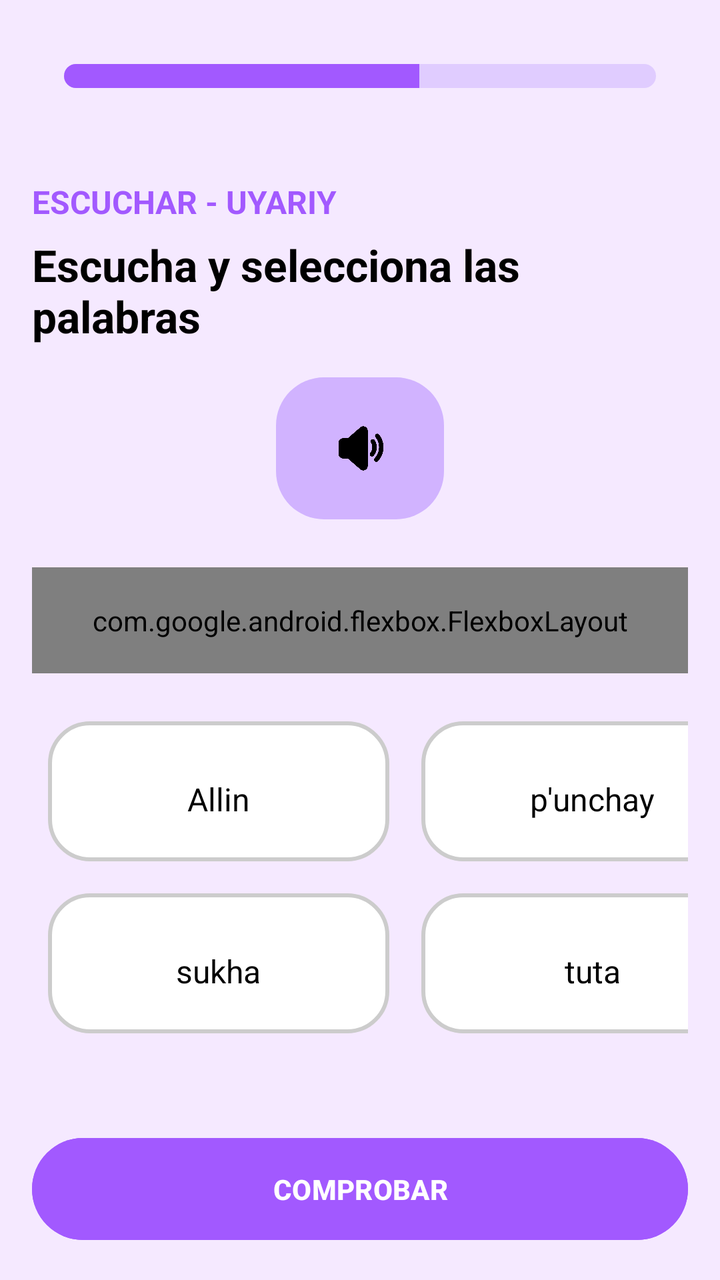
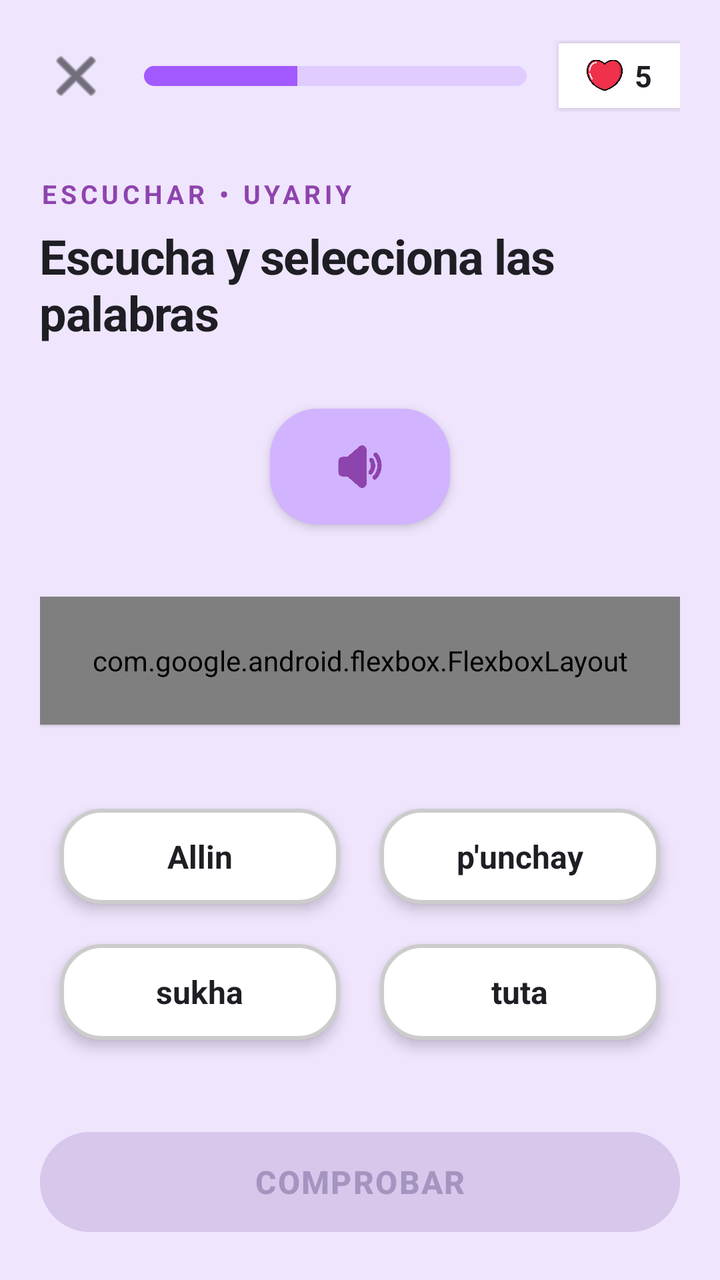

The first picture is an Android layout as it rendered before a commit; the second is the same layout after the commit. The layout source and the unified diff follow.
<!-- AndroidManifest.xml: application theme Theme.PAQU -->
<!-- res/layout/activity_ejercicio2.xml -->
<?xml version="1.0" encoding="utf-8"?>
<RelativeLayout xmlns:android="http://schemas.android.com/apk/res/android"
    android:layout_width="match_parent"
    android:layout_height="match_parent"
    xmlns:app="http://schemas.android.com/apk/res-auto"
    android:background="#F5E9FF"> 


    <LinearLayout
        android:layout_width="match_parent"
        android:layout_height="match_parent"
        android:orientation="vertical"
        android:padding="16dp">

        <LinearLayout
            android:layout_width="match_parent"
            android:layout_height="74dp"
            android:orientation="horizontal"
            android:padding="16dp">

            

            
            <ProgressBar
                android:id="@+id/progressBar"
                style="?android:attr/progressBarStyleHorizontal"
                android:layout_width="296dp"
                android:layout_height="12dp"
                android:layout_marginBottom="16dp"
                android:max="100"
                android:progress="60"
                android:progressDrawable="@drawable/progress_bar_lila" />

            <LinearLayout
                android:layout_width="34dp"
                android:layout_height="46dp"
                android:gravity="center"
                android:orientation="vertical">

                <ImageView
                    android:layout_width="24dp"
                    android:layout_height="24dp"
                    android:contentDescription="Vidas"
                    android:src="@drawable/corazonicon" />

                <TextView
                    android:id="@+id/livesCount"
                    android:layout_width="wrap_content"
                    android:layout_height="wrap_content"
                    android:layout_marginStart="4dp"
                    android:text="5"
                    android:textColor="@color/black"
                    android:textSize="16sp" />

            </LinearLayout>
        </LinearLayout>

        
        <TextView
            android:layout_width="wrap_content"
            android:layout_height="wrap_content"
            android:text="ESCUCHAR - UYARIY"
            android:textColor="#A259FF"
            android:textSize="16sp"
            android:textStyle="bold"
            android:layout_marginBottom="6dp" />

        
        <TextView
            android:layout_width="wrap_content"
            android:layout_height="wrap_content"
            android:text="Escucha y selecciona las palabras"
            android:textColor="#000000"
            android:textSize="22sp"
            android:textStyle="bold"
            android:layout_marginBottom="16dp" />

        
        <LinearLayout
            android:id="@+id/audioButton"
            android:layout_width="84dp"
            android:layout_height="71dp"
            android:layout_gravity="center"
            android:layout_marginBottom="24dp"
            android:background="@drawable/audio_button_bg"
            android:gravity="center_vertical"
            android:orientation="horizontal"
            android:padding="12dp">

            <ImageView
                android:layout_width="61dp"
                android:layout_height="27dp"
                android:src="@drawable/ic_audio" />


        </LinearLayout>

        
        <com.google.android.flexbox.FlexboxLayout
            android:id="@+id/oracionContainer"
            android:layout_width="match_parent"
            android:layout_height="53dp"
            android:layout_marginBottom="16dp"
            android:padding="8dp"
            android:background="@color/moradit"
            app:alignItems="center"
            app:flexWrap="wrap"
            app:justifyContent="flex_start" />


        
        <GridLayout
            android:id="@+id/optionsGrid"
            android:layout_width="374dp"
            android:layout_height="200dp"
            android:layout_marginBottom="16dp"
            android:layout_weight="1"
            android:columnCount="2"
            android:rowCount="2">

            
            <LinearLayout
                android:id="@+id/opcion1"
                android:layout_width="1dp"
                android:layout_height="70dp"
                android:layout_columnWeight="1"
                android:layout_margin="8dp"
                android:background="@drawable/option_background"
                android:clickable="true"
                android:focusable="true"
                android:gravity="center"
                android:orientation="vertical">


                <TextView
                    android:id="@+id/tvOpcion1"
                    android:layout_width="wrap_content"
                    android:layout_height="wrap_content"
                    android:layout_marginTop="8dp"
                    android:text="Allin"
                    android:textColor="#000000"
                    android:textSize="16sp" />
            </LinearLayout>

            
            <LinearLayout
                android:id="@+id/opcion2"
                android:layout_width="2dp"
                android:layout_height="70dp"
                android:layout_columnWeight="1"
                android:layout_margin="8dp"
                android:background="@drawable/option_background"
                android:clickable="true"
                android:focusable="true"
                android:gravity="center"
                android:orientation="vertical">


                <TextView
                    android:id="@+id/tvOpcion2"
                    android:layout_width="wrap_content"
                    android:layout_height="wrap_content"
                    android:layout_marginTop="8dp"
                    android:text="p'unchay"
                    android:textColor="#000000"
                    android:textSize="16sp" />
            </LinearLayout>

            
            <LinearLayout
                android:id="@+id/opcion3"
                android:layout_width="4dp"
                android:layout_height="70dp"
                android:layout_columnWeight="1"
                android:layout_margin="8dp"
                android:background="@drawable/option_background"
                android:clickable="true"
                android:focusable="true"
                android:gravity="center"
                android:orientation="vertical">


                <TextView
                    android:id="@+id/tvOpcion3"
                    android:layout_width="wrap_content"
                    android:layout_height="wrap_content"
                    android:layout_marginTop="8dp"
                    android:text="sukha"
                    android:textColor="#000000"
                    android:textSize="16sp" />
            </LinearLayout>

            
            <LinearLayout
                android:id="@+id/opcion4"
                android:layout_width="5dp"
                android:layout_height="70dp"
                android:layout_columnWeight="1"
                android:layout_margin="8dp"
                android:background="@drawable/option_background"
                android:clickable="true"
                android:focusable="true"
                android:gravity="center"
                android:orientation="vertical">


                <TextView
                    android:id="@+id/tvOpcion4"
                    android:layout_width="wrap_content"
                    android:layout_height="wrap_content"
                    android:layout_marginTop="8dp"
                    android:text="tuta"
                    android:textColor="#000000"
                    android:textSize="16sp" />
            </LinearLayout>
        </GridLayout>




        <Button
            android:id="@+id/checkButton"
            android:layout_width="match_parent"
            android:layout_height="wrap_content"
            android:text="COMPROBAR"
            android:enabled="false"
            android:backgroundTint="#A259FF"
            android:textColor="#FFFFFF"
            android:textStyle="bold"
            android:textAllCaps="false"
            android:padding="16dp" />
    </LinearLayout>
</RelativeLayout>
<!-- resources referenced by this layout -->
<resources>
  <color name="black">#FF000000</color>
  <color name="moradit">#D7CDFB</color>
  <!-- drawable audio_button_bg (drawable) -->
  <shape xmlns:android="http://schemas.android.com/apk/res/android" android:shape="rectangle">
      <solid android:color="#D1B3FF"/> 
      <corners android:radius="24dp"/>
      <padding android:left="12dp" android:top="8dp" android:right="12dp" android:bottom="8dp"/>
  </shape>
  <!-- drawable corazonicon: png bitmap (drawable, 26331 bytes) -->
  <!-- drawable ic_audio: png bitmap (drawable, 10407 bytes) -->
  <!-- drawable option_background (drawable) -->
  <?xml version="1.0" encoding="utf-8"?>
  <selector xmlns:android="http://schemas.android.com/apk/res/android">
  
      
      <item android:state_selected="true">
          <shape android:shape="rectangle">
              <solid android:color="#D1B3FF" /> 
              <stroke android:width="3dp" android:color="#A259FF" /> 
              <corners android:radius="20dp" />
          </shape>
      </item>
  
      
      <item>
          <shape android:shape="rectangle">
              <solid android:color="#FFFFFF" />
              <stroke android:width="2dp" android:color="#CCCCCC" /> 
              <corners android:radius="20dp" />
          </shape>
      </item>
  </selector>
  <!-- drawable progress_bar_lila (drawable) -->
  <?xml version="1.0" encoding="utf-8"?>
  <layer-list xmlns:android="http://schemas.android.com/apk/res/android">
      
      <item android:id="@android:id/background">
          <shape>
              <corners android:radius="6dp" />
              <solid android:color="#E0CCFF" /> 
          </shape>
      </item>
  
      
      <item android:id="@android:id/progress">
          <clip>
              <shape>
                  <corners android:radius="6dp" />
                  <solid android:color="#A259FF" /> 
              </shape>
          </clip>
      </item>
  </layer-list>
  <style name="Theme.PAQU" parent="Base.Theme.PAQU" />
  <style name="Base.Theme.PAQU" parent="Theme.Material3.DayNight.NoActionBar">
          
          
      </style>
</resources>

<!-- the commit's change to res/layout/activity_ejercicio2.xml (unified diff, before → after) -->
@@ -1,45 +1,61 @@
 <?xml version="1.0" encoding="utf-8"?>
 <RelativeLayout xmlns:android="http://schemas.android.com/apk/res/android"
+    xmlns:app="http://schemas.android.com/apk/res-auto"
     android:layout_width="match_parent"
     android:layout_height="match_parent"
-    xmlns:app="http://schemas.android.com/apk/res-auto"
-    android:background="#F5E9FF"> 
-
+    android:background="#EFE5FD"> 
 
     <LinearLayout
         android:layout_width="match_parent"
         android:layout_height="match_parent"
         android:orientation="vertical"
-        android:padding="16dp">
-
+        android:padding="20dp">
+
+        
         <LinearLayout
             android:layout_width="match_parent"
-            android:layout_height="74dp"
+            android:layout_height="wrap_content"
+            android:gravity="center_vertical"
             android:orientation="horizontal"
-            android:padding="16dp">
-
-            
+            android:layout_marginBottom="32dp">
+
+            
+            <ImageButton
+                android:id="@+id/btnBackToMenu"
+                android:layout_width="36dp"
+                android:layout_height="36dp"
+                android:background="?android:attr/selectableItemBackgroundBorderless"
+                android:contentDescription="Regresar al menú"
+                android:src="@android:drawable/ic_menu_close_clear_cancel"
+                app:tint="#1E1E24" />
 
             
             <ProgressBar
                 android:id="@+id/progressBar"
                 style="?android:attr/progressBarStyleHorizontal"
-                android:layout_width="296dp"
-                android:layout_height="12dp"
-                android:layout_marginBottom="16dp"
+                android:layout_width="0dp"
+                android:layout_height="10dp"
+                android:layout_weight="1"
+                android:layout_marginStart="16dp"
+                android:layout_marginEnd="16dp"
                 android:max="100"
-                android:progress="60"
+                android:progress="40"
                 android:progressDrawable="@drawable/progress_bar_lila" />
 
-            <LinearLayout
-                android:layout_width="34dp"
-                android:layout_height="46dp"
-                android:gravity="center"
-                android:orientation="vertical">
+            
+            <LinearLayout
+                android:layout_width="wrap_content"
+                android:layout_height="wrap_content"
+                android:gravity="center"
+                android:orientation="horizontal"
+                android:background="#FFFFFF"
+                android:paddingHorizontal="14dp"
+                android:paddingVertical="6dp"
+                android:elevation="3dp">
 
                 <ImageView
-                    android:layout_width="24dp"
-                    android:layout_height="24dp"
+                    android:layout_width="18dp"
+                    android:layout_height="18dp"
                     android:contentDescription="Vidas"
                     android:src="@drawable/corazonicon" />
 
@@ -47,11 +63,11 @@
                     android:id="@+id/livesCount"
                     android:layout_width="wrap_content"
                     android:layout_height="wrap_content"
-                    android:layout_marginStart="4dp"
+                    android:layout_marginStart="6dp"
                     android:text="5"
-                    android:textColor="@color/black"
-                    android:textSize="16sp" />
-
+                    android:textColor="#1E1E24"
+                    android:textSize="15sp"
+                    android:textStyle="bold" />
             </LinearLayout>
         </LinearLayout>
 
@@ -59,61 +75,65 @@
         <TextView
             android:layout_width="wrap_content"
             android:layout_height="wrap_content"
-            android:text="ESCUCHAR - UYARIY"
-            android:textColor="#A259FF"
-            android:textSize="16sp"
+            android:layout_marginBottom="6dp"
+            android:text="ESCUCHAR • UYARIY"
+            android:textColor="#8E44AD"
+            android:textSize="13sp"
             android:textStyle="bold"
-            android:layout_marginBottom="6dp" />
-
-        
+            android:letterSpacing="0.15" />
+
         <TextView
             android:layout_width="wrap_content"
             android:layout_height="wrap_content"
             android:text="Escucha y selecciona las palabras"
-            android:textColor="#000000"
-            android:textSize="22sp"
+            android:textColor="#1E1E24"
+            android:textSize="24sp"
             android:textStyle="bold"
-            android:layout_marginBottom="16dp" />
+            android:letterSpacing="-0.02"
+            android:layout_marginBottom="32dp" />
 
         
         <LinearLayout
             android:id="@+id/audioButton"
-            android:layout_width="84dp"
-            android:layout_height="71dp"
+            android:layout_width="wrap_content"
+            android:layout_height="wrap_content"
+            android:paddingHorizontal="32dp"
+            android:paddingVertical="16dp"
             android:layout_gravity="center"
-            android:layout_marginBottom="24dp"
             android:background="@drawable/audio_button_bg"
-            android:gravity="center_vertical"
+            android:clickable="true"
+            android:focusable="true"
+            android:elevation="3dp"
             android:orientation="horizontal"
-            android:padding="12dp">
+            android:gravity="center"
+            android:layout_marginBottom="36dp">
 
             <ImageView
-                android:layout_width="61dp"
-                android:layout_height="27dp"
-                android:src="@drawable/ic_audio" />
-
-
+                android:layout_width="26dp"
+                android:layout_height="26dp"
+                android:src="@drawable/ic_audio"
+                app:tint="#8E44AD" />
         </LinearLayout>
 
         
         <com.google.android.flexbox.FlexboxLayout
             android:id="@+id/oracionContainer"
             android:layout_width="match_parent"
-            android:layout_height="53dp"
-            android:layout_marginBottom="16dp"
+            android:layout_height="64dp"
+            android:layout_marginBottom="32dp"
             android:padding="8dp"
-            android:background="@color/moradit"
+            android:background="@drawable/audio_button_bg"
+            android:elevation="1dp"
             app:alignItems="center"
             app:flexWrap="wrap"
             app:justifyContent="flex_start" />
 
-
         
         <GridLayout
             android:id="@+id/optionsGrid"
-            android:layout_width="374dp"
-            android:layout_height="200dp"
-            android:layout_marginBottom="16dp"
+            android:layout_width="match_parent"
+            android:layout_height="0dp"
+            android:layout_marginBottom="32dp"
             android:layout_weight="1"
             android:columnCount="2"
             android:rowCount="2">
@@ -121,113 +141,117 @@
             
             <LinearLayout
                 android:id="@+id/opcion1"
-                android:layout_width="1dp"
-                android:layout_height="70dp"
-                android:layout_columnWeight="1"
-                android:layout_margin="8dp"
-                android:background="@drawable/option_background"
-                android:clickable="true"
-                android:focusable="true"
-                android:gravity="center"
-                android:orientation="vertical">
-
+                android:layout_width="0dp"
+                android:layout_height="0dp"
+                android:layout_columnWeight="1"
+                android:layout_rowWeight="1"
+                android:layout_margin="10dp"
+                android:background="@drawable/option_background"
+                android:clickable="true"
+                android:focusable="true"
+                android:gravity="center"
+                android:orientation="vertical"
+                android:elevation="4dp">
 
                 <TextView
                     android:id="@+id/tvOpcion1"
                     android:layout_width="wrap_content"
                     android:layout_height="wrap_content"
-                    android:layout_marginTop="8dp"
                     android:text="Allin"
-                    android:textColor="#000000"
-                    android:textSize="16sp" />
+                    android:textColor="#1E1E24"
+                    android:textSize="16sp"
+                    android:textStyle="bold" />
             </LinearLayout>
 
             
             <LinearLayout
                 android:id="@+id/opcion2"
-                android:layout_width="2dp"
-                android:layout_height="70dp"
-                android:layout_columnWeight="1"
-                android:layout_margin="8dp"
-                android:background="@drawable/option_background"
-                android:clickable="true"
-                android:focusable="true"
-                android:gravity="center"
-                android:orientation="vertical">
-
+                android:layout_width="0dp"
+                android:layout_height="0dp"
+                android:layout_columnWeight="1"
+                android:layout_rowWeight="1"
+                android:layout_margin="10dp"
+                android:background="@drawable/option_background"
+                android:clickable="true"
+                android:focusable="true"
+                android:gravity="center"
+                android:orientation="vertical"
+                android:elevation="4dp">
 
                 <TextView
                     android:id="@+id/tvOpcion2"
                     android:layout_width="wrap_content"
                     android:layout_height="wrap_content"
-                    android:layout_marginTop="8dp"
                     android:text="p'unchay"
-                    android:textColor="#000000"
-                    android:textSize="16sp" />
+                    android:textColor="#1E1E24"
+                    android:textSize="16sp"
+                    android:textStyle="bold" />
             </LinearLayout>
 
             
             <LinearLayout
                 android:id="@+id/opcion3"
-                android:layout_width="4dp"
-                android:layout_height="70dp"
-                android:layout_columnWeight="1"
-                android:layout_margin="8dp"
-                android:background="@drawable/option_background"
-                android:clickable="true"
-                android:focusable="true"
-                android:gravity="center"
-                android:orientation="vertical">
-
+                android:layout_width="0dp"
+                android:layout_height="0dp"
+                android:layout_columnWeight="1"
+                android:layout_rowWeight="1"
+                android:layout_margin="10dp"
+                android:background="@drawable/option_background"
+                android:clickable="true"
+                android:focusable="true"
+                android:gravity="center"
+                android:orientation="vertical"
+                android:elevation="4dp">
 
                 <TextView
                     android:id="@+id/tvOpcion3"
                     android:layout_width="wrap_content"
                     android:layout_height="wrap_content"
-                    android:layout_marginTop="8dp"
                     android:text="sukha"
-                    android:textColor="#000000"
-                    android:textSize="16sp" />
+                    android:textColor="#1E1E24"
+                    android:textSize="16sp"
+                    android:textStyle="bold" />
             </LinearLayout>
 
             
             <LinearLayout
                 android:id="@+id/opcion4"
-                android:layout_width="5dp"
-                android:layout_height="70dp"
-                android:layout_columnWeight="1"
-                android:layout_margin="8dp"
-                android:background="@drawable/option_background"
-                android:clickable="true"
-                android:focusable="true"
-                android:gravity="center"
-                android:orientation="vertical">
-
+                android:layout_width="0dp"
+                android:layout_height="0dp"
+                android:layout_columnWeight="1"
+                android:layout_rowWeight="1"
+                android:layout_margin="10dp"
+                android:background="@drawable/option_background"
+                android:clickable="true"
+                android:focusable="true"
+                android:gravity="center"
+                android:orientation="vertical"
+                android:elevation="4dp">
 
                 <TextView
                     android:id="@+id/tvOpcion4"
                     android:layout_width="wrap_content"
                     android:layout_height="wrap_content"
-                    android:layout_marginTop="8dp"
                     android:text="tuta"
-                    android:textColor="#000000"
-                    android:textSize="16sp" />
+                    android:textColor="#1E1E24"
+                    android:textSize="16sp"
+                    android:textStyle="bold" />
             </LinearLayout>
         </GridLayout>
 
-
-
-
+        
         <Button
             android:id="@+id/checkButton"
             android:layout_width="match_parent"
-            android:layout_height="wrap_content"
+            android:layout_height="58dp"
             android:text="COMPROBAR"
             android:enabled="false"
-            android:backgroundTint="#A259FF"
-            android:textColor="#FFFFFF"
+            android:backgroundTint="#D6C7EB"
+            android:textColor="#A594BF"
             android:textStyle="bold"
+            android:textSize="16sp"
             android:textAllCaps="false"
-            android:padding="16dp" />
+            android:letterSpacing="0.05"
+            android:elevation="4dp" />
     </LinearLayout>
 </RelativeLayout>
<!-- resource entries referenced after the edit -->
@@ -1,7 +1,5 @@
 <!-- resources referenced by this layout -->
 <resources>
-  <color name="black">#FF000000</color>
-  <color name="moradit">#D7CDFB</color>
   <!-- drawable audio_button_bg (drawable) -->
   <shape xmlns:android="http://schemas.android.com/apk/res/android" android:shape="rectangle">
       <solid android:color="#D1B3FF"/> 
